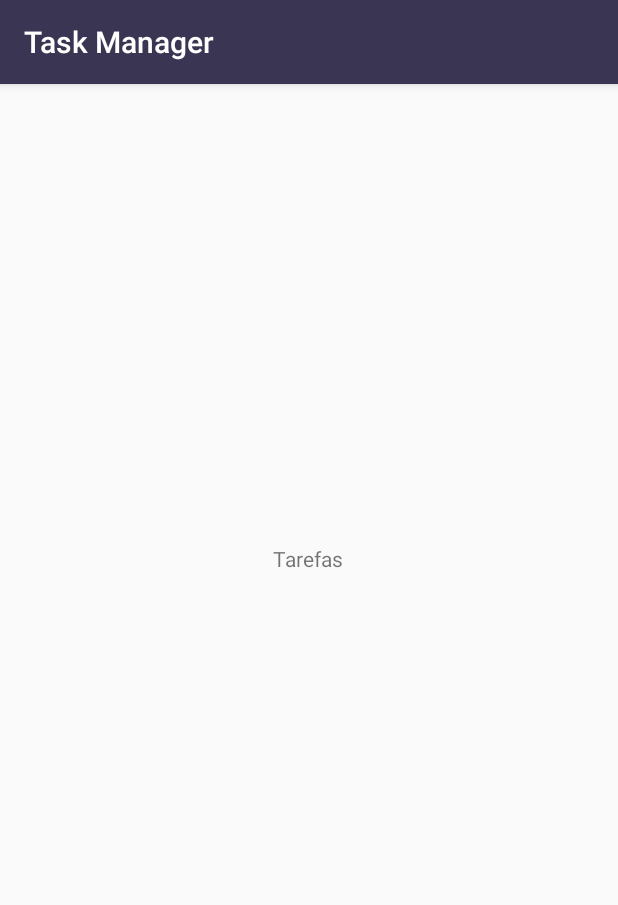
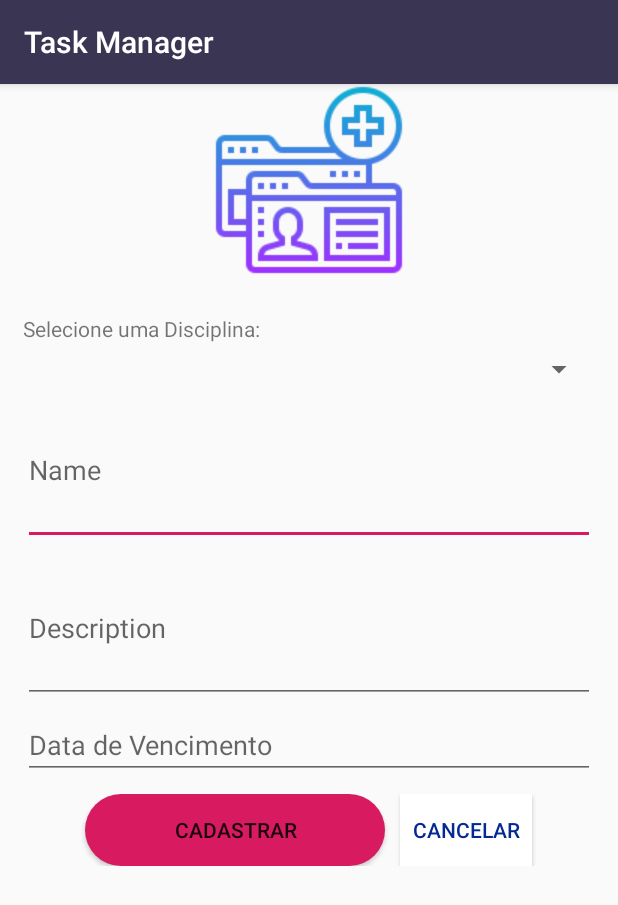
Before and after one commit to WesleyLeocadio/Task-Manager, an Android app: the TaskActivity screen opened directly, with no data from a screen before it, on a phone screen of 412 x 824 dp. Shown: the top 905 px of the screen. Run offline under Robolectric (Android 15) with nearby library versions, the phone set to English and light mode, and no system bars; our stand-ins replace Room's generated code; libraries missing offline, so code that uses them is left out: com.github.rtoshiro.util; 3 statements that could not run were skipped.

Commit message:
modificação do layout e validação dos campos da tela de cadastrar tarefas, criação da DAO e da classe entidade das tarefas, criação e configuração da classe taskBusiness e taskActivity

```diff
--- /dev/null
+++ b/app/src/main/java/com/example/taskmanager/business/TaskBusiness.kt
@@ -0,0 +1,43 @@
+package com.example.taskmanager.business
+
+import android.content.Context
+import android.util.Log
+import android.widget.Toast
+import androidx.room.Room
+import com.example.taskmanager.R
+import com.example.taskmanager.connectionBD.AppDatabase
+import com.example.taskmanager.domain.Task
+import com.example.taskmanager.util.SecurityPreferences
+import com.example.taskmanager.util.ValidationException
+
+class TaskBusiness (val context: Context) {
+
+    private val db: AppDatabase =
+        Room.databaseBuilder(context, AppDatabase::class.java, "task-bd").allowMainThreadQueries()
+            .build()
+
+    private val sharedPreferences: SecurityPreferences = SecurityPreferences(context)
+
+    @Throws(ValidationException::class)
+
+    fun insert(name: String, description: String, date: String) {
+        try {
+            Log.i("id","Name: ${name},  desc: ${description}, date: ${date},")
+
+            if (name.equals("") || description.equals("") || date.equals("")) {
+                throw ValidationException(context.getString(R.string.informar_campos))
+            }
+            if (db.taskDao().isTaskExistent(name)) {
+                throw ValidationException(context.getString(R.string.tarefa_cadastrada))
+
+            }
+
+            db.taskDao().insert(Task(name,description,date,1,sharedPreferences.getPreferences("USER_ID").toInt()))
+            Toast.makeText(context,"Cadastro realizado!", Toast.LENGTH_SHORT).show()
+
+        } catch (e: Exception) {
+            throw e
+        }
+
+    }
+}
--- a/app/src/main/java/com/example/taskmanager/connectionBD/AppDatabase.kt
+++ b/app/src/main/java/com/example/taskmanager/connectionBD/AppDatabase.kt
@@ -3,15 +3,15 @@ package com.example.taskmanager.connectionBD
 import androidx.room.Database
 import androidx.room.RoomDatabase
 import com.example.taskmanager.dao.SubjectDao
+import com.example.taskmanager.dao.TaskDao
 import com.example.taskmanager.dao.UserDao
 import com.example.taskmanager.domain.Subject
+import com.example.taskmanager.domain.Task
 import com.example.taskmanager.domain.User
 
-@Database(entities = [User::class,Subject::class], version = 1)
+@Database(entities = [User::class,Subject::class,Task::class], version = 1)
 abstract class AppDatabase : RoomDatabase() {
     abstract fun userDao(): UserDao
     abstract fun subjectDao(): SubjectDao
-
-
-
+    abstract fun taskDao(): TaskDao
 }
--- /dev/null
+++ b/app/src/main/java/com/example/taskmanager/dao/TaskDao.kt
@@ -0,0 +1,22 @@
+package com.example.taskmanager.dao
+
+import androidx.room.Dao
+import androidx.room.Insert
+import androidx.room.Query
+import com.example.taskmanager.domain.Task
+
+@Dao
+interface TaskDao {
+    @Query("SELECT * FROM task")
+    fun listAll(): List<Task>
+
+    @Insert
+    fun insert(book: Task): Long
+
+    @Query("SELECT * FROM task  WHERE  name=:name")
+    fun isTaskExistent(name:String):Boolean
+
+
+    @Query("SELECT * FROM task  WHERE  id=:id")
+    fun isTaskId(id:Int):Task
+}
--- a/app/src/main/java/com/example/taskmanager/views/LoginActivity.kt
+++ b/app/src/main/java/com/example/taskmanager/views/LoginActivity.kt
@@ -34,10 +34,10 @@ class LoginActivity : AppCompatActivity() {
         super.onCreate(savedInstanceState)
         setContentView(R.layout.activity_login)
 
-       // Log.i("teste","${db.subjectDao().listAll()[2].name}")
-
-       // db.subjectDao().insert(Subject("POO","Professora Laura",2))
+        //Log.i("teste","${db.subjectDao().listAll()[2].name}")
+        // db.subjectDao().insert(Subject("POO","Professora Laura",2))
         //db.subjectDao().insert(Subject("PDM","Professor Taniro",2))
+        //Log.i("teste","${db.taskDao().listAll()[0].description}")
 
 
         userBusiness = UserBusiness(this)
--- a/app/src/main/res/layout/activity_task.xml
+++ b/app/src/main/res/layout/activity_task.xml
@@ -1,24 +1,94 @@
 <?xml version="1.0" encoding="utf-8"?>
-<androidx.constraintlayout.widget.ConstraintLayout xmlns:android="http://schemas.android.com/apk/res/android"
+<FrameLayout xmlns:android="http://schemas.android.com/apk/res/android"
     xmlns:app="http://schemas.android.com/apk/res-auto"
     xmlns:tools="http://schemas.android.com/tools"
     android:layout_width="match_parent"
     android:layout_height="match_parent"
-    tools:context=".views.TaskActivity">
+    tools:context=".views.TaskActivity" >
 
-    <TextView
-        android:id="@+id/textView2"
-        android:layout_width="wrap_content"
-        android:layout_height="wrap_content"
-        android:layout_marginStart="176dp"
-        android:layout_marginLeft="176dp"
-        android:layout_marginTop="288dp"
-        android:layout_marginEnd="177dp"
-        android:layout_marginRight="177dp"
-        android:layout_marginBottom="424dp"
-        android:text="Tarefas"
-        app:layout_constraintBottom_toBottomOf="parent"
-        app:layout_constraintEnd_toEndOf="parent"
-        app:layout_constraintStart_toStartOf="parent"
-        app:layout_constraintTop_toTopOf="parent" />
-</androidx.constraintlayout.widget.ConstraintLayout>
+    <LinearLayout
+        android:layout_width="match_parent"
+        android:layout_height="match_parent"
+        android:orientation="vertical">
+
+
+        <ImageView
+            android:id="@+id/imageView3"
+            android:layout_width="match_parent"
+            android:layout_height="wrap_content"
+            android:layout_marginBottom="20dp"
+            android:src="@drawable/subject" />
+
+
+        <TextView
+            android:id="@+id/textView2"
+            android:layout_width="match_parent"
+            android:layout_height="wrap_content"
+            android:layout_marginLeft="15dp"
+            android:layout_marginTop="5dp"
+            android:layout_marginRight="15dp"
+            android:text="@string/selecione_uma_disciplina" />
+
+        <Spinner
+            android:id="@+id/spinner"
+            android:layout_width="match_parent"
+            android:layout_height="wrap_content"
+            android:layout_marginLeft="15dp"
+            android:layout_marginTop="5dp"
+            android:layout_marginRight="15dp" />
+
+        <EditText
+            android:id="@+id/txtNameTask"
+            android:layout_width="match_parent"
+            android:layout_height="100dp"
+            android:layout_marginLeft="15dp"
+            android:layout_marginTop="5dp"
+            android:layout_marginRight="15dp"
+            android:hint="@string/name" />
+
+        <EditText
+            android:id="@+id/txtDescriptionTask"
+            android:layout_width="match_parent"
+            android:layout_height="100dp"
+            android:layout_marginLeft="15dp"
+            android:layout_marginTop="5dp"
+            android:layout_marginRight="15dp"
+            android:hint="@string/description" />
+
+        <EditText
+            android:id="@+id/txtDate"
+            android:layout_width="match_parent"
+            android:layout_height="wrap_content"
+            android:layout_marginLeft="15dp"
+            android:layout_marginTop="5dp"
+            android:layout_marginRight="15dp"
+            android:hint="@string/data_vencimento" />
+
+        <LinearLayout
+            android:layout_width="match_parent"
+            android:layout_height="wrap_content"
+            android:layout_gravity="center"
+            android:layout_marginTop="10dp"
+            android:gravity="center"
+            android:orientation="horizontal">
+
+            <Button
+                android:id="@+id/btnRegisterTask"
+                android:layout_width="200dp"
+                android:layout_height="wrap_content"
+                android:background="@drawable/button_background"
+                android:text="@string/cadastrar" />
+
+            <Button
+                android:id="@+id/btnCancelTask"
+                android:layout_width="wrap_content"
+                android:layout_height="wrap_content"
+                android:layout_marginLeft="10dp"
+                android:background="#ffffff"
+                android:textColor="@color/buttnCancelar"
+                android:text="@string/cancelar" />
+
+        </LinearLayout>
+
+    </LinearLayout>
+</FrameLayout>
--- a/app/src/main/res/values/strings.xml
+++ b/app/src/main/res/values/strings.xml
@@ -34,6 +34,8 @@
     <string name="campos_preenchidos">Todos os campos devem ser preenchidos</string>
     <string name="disciplina_cadastrada">Disciplina já cadastrada</string>
     <string name="dados_incorretos"> Nome da disciplina e/ou descrição incorretos!</string>
+    <string name="data_vencimento">Data de Vencimento</string>
+    <string name="tarefa_cadastrada">Impossivel cadastrar uma tarefa com o mesmo nome</string>
 
     <!-- TODO: Remove or change this placeholder text -->
     <string name="hello_blank_fragment">Hello blank fragment</string>
@@ -44,4 +46,5 @@
     <string name="description">Description</string>
     <string name="cancelar">Cancelar</string>
     <string name="cadastrar">Cadastrar</string>
+    <string name="selecione_uma_disciplina">Selecione uma Disciplina:</string>
 </resources>
```
Also changed, not shown: app/src/main/java/com/example/taskmanager/domain/Task.kt (added, +19 -0 lines), app/src/main/java/com/example/taskmanager/views/TaskActivity.kt (+100 -0 lines).
